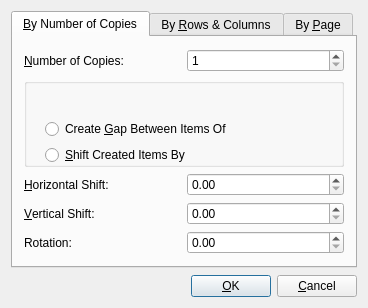
First picture: the form in scribus/ui/multipleduplicate.ui, repository scribusproject/scribus, before the edit.
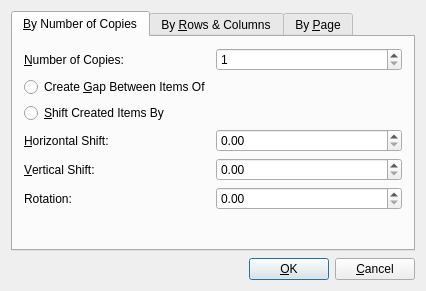
Second picture: the form after the edit. Custom widgets are drawn as their Qt base class.

Commit message: #16389: Update layout for Multiple Duplicate dialog <bubu>

Diff of the .ui file:
```diff
--- a/scribus/ui/multipleduplicate.ui
+++ b/scribus/ui/multipleduplicate.ui
@@ -9,8 +9,8 @@
    <rect>
     <x>0</x>
     <y>0</y>
-    <width>329</width>
-    <height>302</height>
+    <width>426</width>
+    <height>291</height>
    </rect>
   </property>
   <property name="sizePolicy">
@@ -59,7 +59,56 @@
       <layout class="QVBoxLayout" name="verticalLayout">
        <item>
         <layout class="QGridLayout" name="gridLayout_2">
-         <item row="3" column="1">
+         <item row="5" column="1">
+          <widget class="ScrSpinBox" name="rotationSpinBox">
+           <property name="minimumSize">
+            <size>
+             <width>0</width>
+             <height>23</height>
+            </size>
+           </property>
+          </widget>
+         </item>
+         <item row="0" column="0">
+          <widget class="QLabel" name="numberOfCopiesLabel">
+           <property name="text">
+            <string>&amp;Number of Copies:</string>
+           </property>
+           <property name="wordWrap">
+            <bool>false</bool>
+           </property>
+           <property name="buddy">
+            <cstring>numberOfCopiesSpinBox</cstring>
+           </property>
+          </widget>
+         </item>
+         <item row="2" column="0" colspan="2">
+          <widget class="QRadioButton" name="shiftCreatedItemsRadioButton">
+           <property name="text">
+            <string>&amp;Shift Created Items By</string>
+           </property>
+           <property name="shortcut">
+            <string>Alt+S</string>
+           </property>
+          </widget>
+         </item>
+         <item row="0" column="1">
+          <widget class="QSpinBox" name="numberOfCopiesSpinBox">
+           <property name="minimumSize">
+            <size>
+             <width>0</width>
+             <height>23</height>
+            </size>
+           </property>
+           <property name="minimum">
+            <number>1</number>
+           </property>
+           <property name="maximum">
+            <number>999</number>
+           </property>
+          </widget>
+         </item>
+         <item row="4" column="1">
           <widget class="ScrSpinBox" name="vertShiftSpinBox">
            <property name="minimumSize">
             <size>
@@ -69,30 +118,7 @@
            </property>
           </widget>
          </item>
-         <item row="2" column="0">
-          <widget class="QLabel" name="horizShiftLabel">
-           <property name="text">
-            <string>&amp;Horizontal Shift:</string>
-           </property>
-           <property name="wordWrap">
-            <bool>false</bool>
-           </property>
-           <property name="buddy">
-            <cstring>horizShiftSpinBox</cstring>
-           </property>
-          </widget>
-         </item>
-         <item row="4" column="0">
-          <widget class="QLabel" name="rotationLabel">
-           <property name="text">
-            <string>Rotation:</string>
-           </property>
-           <property name="wordWrap">
-            <bool>false</bool>
-           </property>
-          </widget>
-         </item>
-         <item row="2" column="1">
+         <item row="3" column="1">
           <widget class="ScrSpinBox" name="horizShiftSpinBox">
            <property name="minimumSize">
             <size>
@@ -102,7 +128,7 @@
            </property>
           </widget>
          </item>
-         <item row="3" column="0">
+         <item row="4" column="0">
           <widget class="QLabel" name="vertShiftLabel">
            <property name="text">
             <string>&amp;Vertical Shift:</string>
@@ -115,104 +141,54 @@
            </property>
           </widget>
          </item>
-         <item row="0" column="1">
-          <widget class="QSpinBox" name="numberOfCopiesSpinBox">
-           <property name="minimumSize">
-            <size>
-             <width>0</width>
-             <height>23</height>
-            </size>
-           </property>
-           <property name="minimum">
-            <number>1</number>
-           </property>
-           <property name="maximum">
-            <number>999</number>
-           </property>
-          </widget>
-         </item>
-         <item row="4" column="1">
-          <widget class="ScrSpinBox" name="rotationSpinBox">
-           <property name="minimumSize">
-            <size>
-             <width>0</width>
-             <height>23</height>
-            </size>
-           </property>
-          </widget>
-         </item>
-         <item row="0" column="0">
-          <widget class="QLabel" name="numberOfCopiesLabel">
+         <item row="5" column="0">
+          <widget class="QLabel" name="rotationLabel">
            <property name="text">
-            <string>&amp;Number of Copies:</string>
+            <string>Rotation:</string>
            </property>
            <property name="wordWrap">
             <bool>false</bool>
            </property>
-           <property name="buddy">
-            <cstring>numberOfCopiesSpinBox</cstring>
-           </property>
           </widget>
          </item>
          <item row="1" column="0" colspan="2">
-          <widget class="QGroupBox" name="copiesCreateButtonGroup">
-           <property name="enabled">
-            <bool>true</bool>
+          <widget class="QRadioButton" name="createGapRadioButton">
+           <property name="text">
+            <string>Create &amp;Gap Between Items Of</string>
            </property>
-           <property name="sizePolicy">
-            <sizepolicy hsizetype="Preferred" vsizetype="Fixed">
-             <horstretch>0</horstretch>
-             <verstretch>0</verstretch>
-            </sizepolicy>
+           <property name="shortcut">
+            <string>Alt+G</string>
            </property>
-           <property name="minimumSize">
-            <size>
-             <width>0</width>
-             <height>89</height>
-            </size>
+          </widget>
+         </item>
+         <item row="3" column="0">
+          <widget class="QLabel" name="horizShiftLabel">
+           <property name="text">
+            <string>&amp;Horizontal Shift:</string>
            </property>
-           <property name="contextMenuPolicy">
-            <enum>Qt::DefaultContextMenu</enum>
+           <property name="wordWrap">
+            <bool>false</bool>
            </property>
-           <widget class="QWidget" name="layoutWidget">
-            <property name="geometry">
-             <rect>
-              <x>10</x>
-              <y>30</y>
-              <width>241</width>
-              <height>48</height>
-             </rect>
-            </property>
-            <layout class="QVBoxLayout" name="verticalLayout_3">
-             <property name="sizeConstraint">
-              <enum>QLayout::SetMinimumSize</enum>
-             </property>
-             <item>
-              <widget class="QRadioButton" name="createGapRadioButton">
-               <property name="text">
-                <string>Create &amp;Gap Between Items Of</string>
-               </property>
-               <property name="shortcut">
-                <string>Alt+G</string>
-               </property>
-              </widget>
-             </item>
-             <item>
-              <widget class="QRadioButton" name="shiftCreatedItemsRadioButton">
-               <property name="text">
-                <string>&amp;Shift Created Items By</string>
-               </property>
-               <property name="shortcut">
-                <string>Alt+S</string>
-               </property>
-              </widget>
-             </item>
-            </layout>
-           </widget>
+           <property name="buddy">
+            <cstring>horizShiftSpinBox</cstring>
+           </property>
           </widget>
          </item>
         </layout>
        </item>
+       <item>
+        <spacer name="verticalSpacer_2">
+         <property name="orientation">
+          <enum>Qt::Vertical</enum>
+         </property>
+         <property name="sizeHint" stdset="0">
+          <size>
+           <width>20</width>
+           <height>0</height>
+          </size>
+         </property>
+        </spacer>
+       </item>
       </layout>
      </widget>
      <widget class="QWidget" name="tab2">
@@ -220,19 +196,6 @@
        <string>By &amp;Rows &amp;&amp; Columns</string>
       </attribute>
       <layout class="QVBoxLayout" name="verticalLayout_2">
-       <item>
-        <spacer name="verticalSpacer_2">
-         <property name="orientation">
-          <enum>Qt::Vertical</enum>
-         </property>
-         <property name="sizeHint" stdset="0">
-          <size>
-           <width>20</width>
-           <height>40</height>
-          </size>
-         </property>
-        </spacer>
-       </item>
        <item>
         <layout class="QGridLayout" name="gridLayout">
          <item row="1" column="0">
@@ -343,7 +306,7 @@
          <property name="sizeHint" stdset="0">
           <size>
            <width>20</width>
-           <height>40</height>
+           <height>0</height>
           </size>
          </property>
         </spacer>
@@ -432,7 +395,7 @@
          <property name="sizeHint" stdset="0">
           <size>
            <width>20</width>
-           <height>40</height>
+           <height>0</height>
           </size>
          </property>
         </spacer>
```
Left out of the diff: 2 changed lines with no effect on the pictures.
